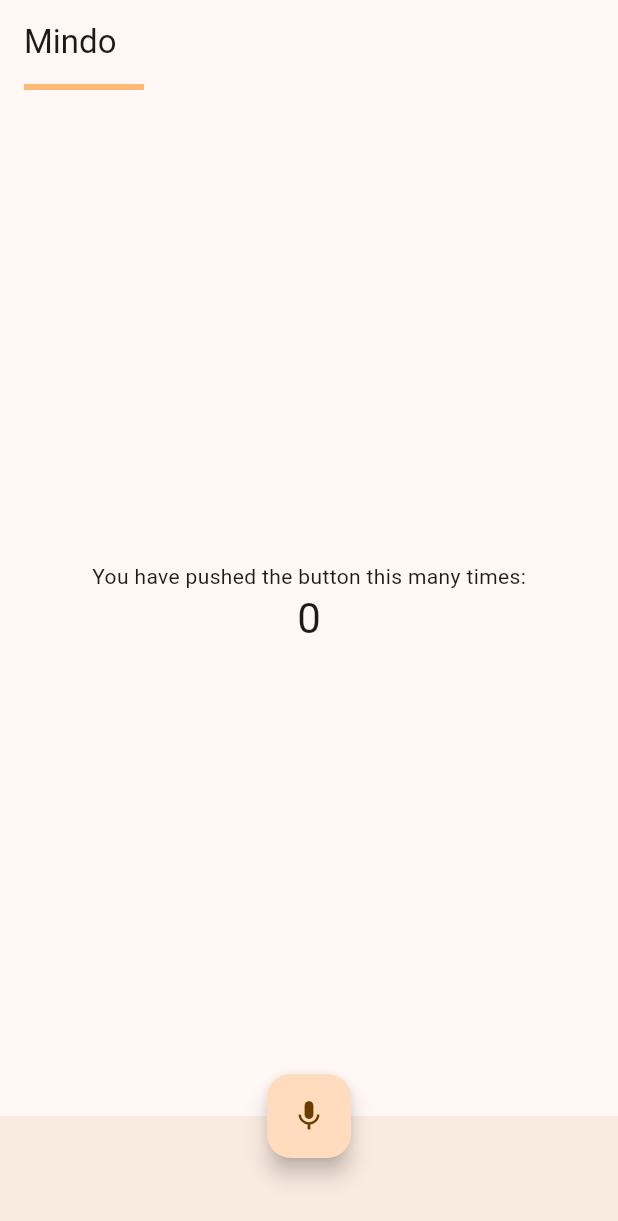
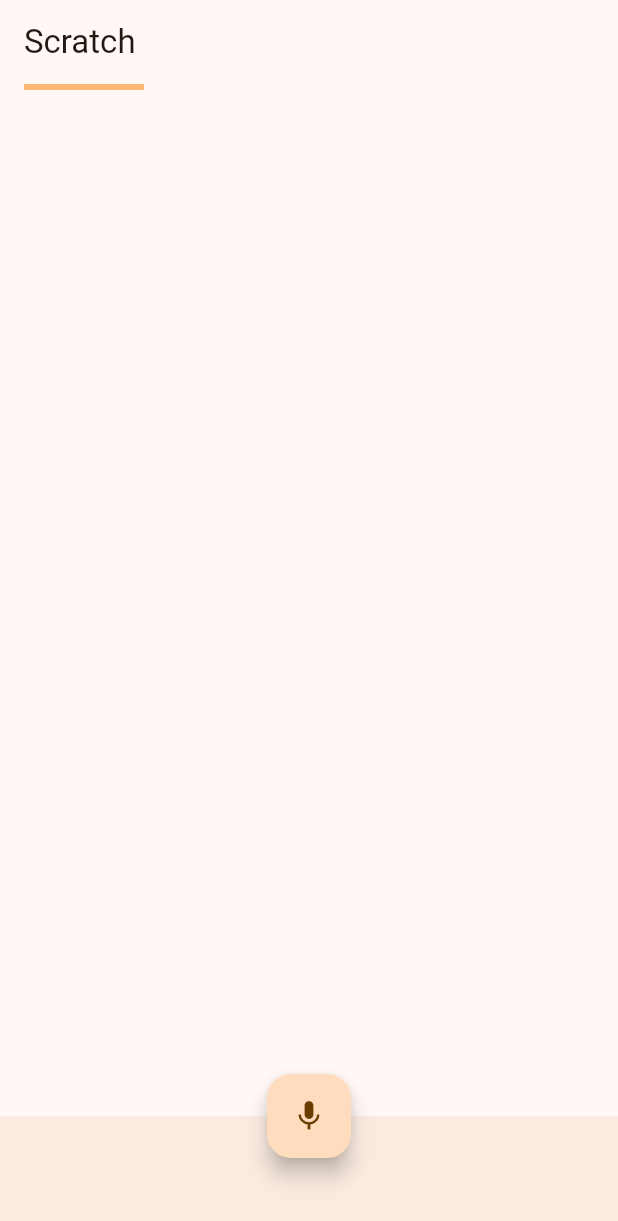
Before and after one commit to MatthewZ0823/mindo, a Flutter app: the screen it shows after launch, on a phone screen of 412 x 824 dp. Shown: the top 1221 px of the screen. Run offline on Flutter 3.47's test engine with Material 3 defaults, Android fonts, the phone set to English and light mode, and no system bars.

Commit message:
Text input

```diff
--- a/lib/main.dart
+++ b/lib/main.dart
@@ -19,7 +19,7 @@ class MyApp extends StatelessWidget {
         colorScheme: ColorScheme.fromSeed(seedColor: Colors.orange),
         useMaterial3: true,
       ),
-      home: const MyHomePage(title: 'Mindo'),
+      home: const MyHomePage(title: 'Scratch'),
     );
   }
 }
@@ -75,18 +75,17 @@ class _MyHomePageState extends State<MyHomePage> {
           ),
         ),
       ),
-      body: Center(
-        child: Column(
-          mainAxisAlignment: MainAxisAlignment.center,
-          children: <Widget>[
-            const Text(
-              'You have pushed the button this many times:',
-            ),
-            Text(
-              '$_counter',
-              style: Theme.of(context).textTheme.headlineMedium,
-            ),
-          ],
+      body: const Padding(
+        padding: EdgeInsets.all(16.0),
+        child: TextField(
+          decoration: InputDecoration(
+            border: InputBorder.none,
+            // filled: true,
+            // fillColor: Theme.of(context).primaryColor,
+          ),
+          keyboardType: TextInputType.multiline,
+          maxLines: null,
+          expands: true,
         ),
       ),
       bottomNavigationBar: const BottomAppBar(),
```
